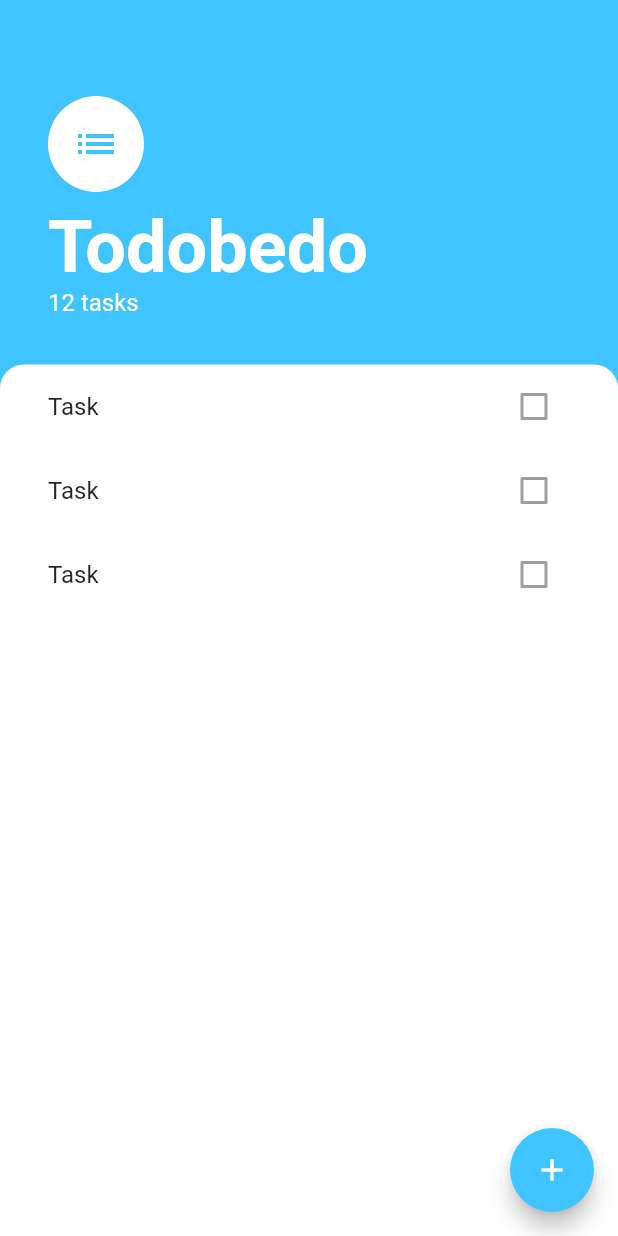
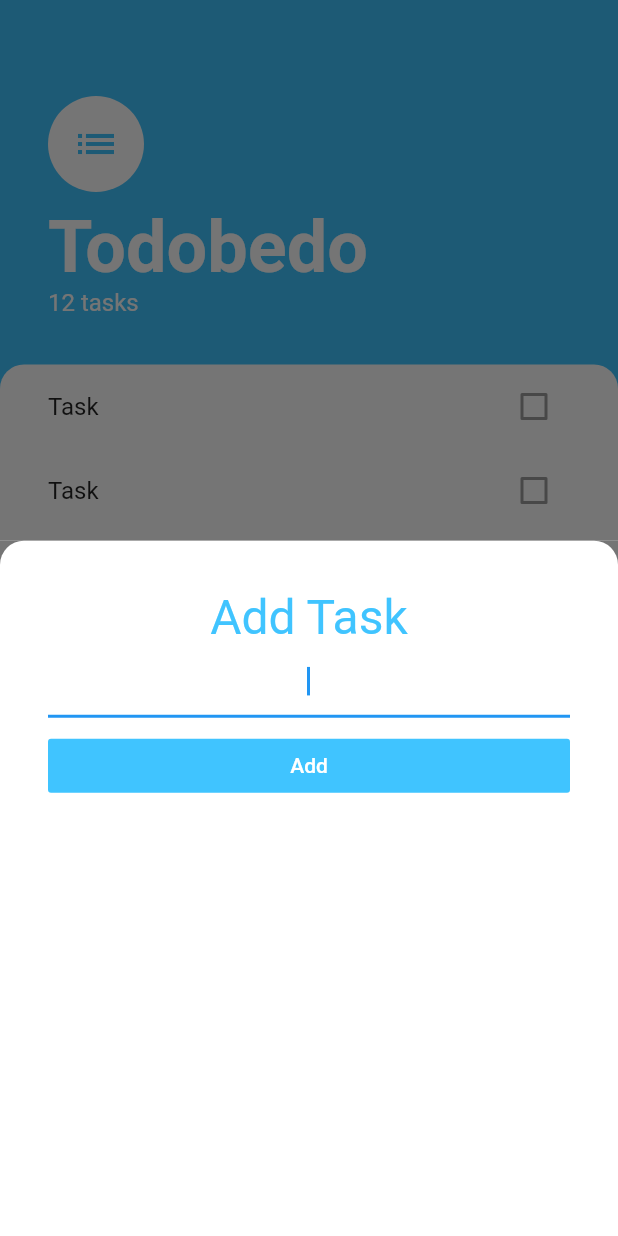
Before and after one commit to sebastianlundquist/todobedo, a Flutter app: the screen it shows after launch, after a tap on the "add" icon, on a phone screen of 412 x 824 dp. Run offline on Flutter 3.47's test engine with Material 2 defaults, Android fonts, the phone set to English and light mode, and no system bars.

Commit message:
Add add task bottom sheet

```diff
--- /dev/null
+++ b/lib/screens/add_task_screen.dart
@@ -0,0 +1,46 @@
+import 'package:flutter/material.dart';
+
+class AddTaskScreen extends StatelessWidget {
+  @override
+  Widget build(BuildContext context) {
+    return Container(
+      color: Color(0xFF757575),
+      child: Container(
+        padding: EdgeInsets.all(32.0),
+        decoration: BoxDecoration(
+          color: Colors.white,
+          borderRadius: BorderRadius.only(
+            topLeft: Radius.circular(16.0),
+            topRight: Radius.circular(16.0),
+          ),
+        ),
+        child: Column(
+          crossAxisAlignment: CrossAxisAlignment.stretch,
+          children: <Widget>[
+            Text(
+              'Add Task',
+              textAlign: TextAlign.center,
+              style: TextStyle(
+                fontSize: 32.0,
+                color: Colors.lightBlueAccent,
+              ),
+            ),
+            TextField(
+              autofocus: true,
+              textAlign: TextAlign.center,
+            ),
+            SizedBox(
+              height: 8.0,
+            ),
+            FlatButton(
+              child: Text('Add'),
+              color: Colors.lightBlueAccent,
+              textColor: Colors.white,
+              onPressed: () {},
+            ),
+          ],
+        ),
+      ),
+    );
+  }
+}
--- a/lib/screens/tasks_screen.dart
+++ b/lib/screens/tasks_screen.dart
@@ -1,5 +1,6 @@
 import 'package:flutter/material.dart';
 import 'package:todobedo/widgets/tasks_list.dart';
+import 'package:todobedo/screens/add_task_screen.dart';
 
 class TasksScreen extends StatelessWidget {
   @override
@@ -7,7 +8,10 @@ class TasksScreen extends StatelessWidget {
     return Scaffold(
       backgroundColor: Colors.lightBlueAccent,
       floatingActionButton: FloatingActionButton(
-        onPressed: () {},
+        onPressed: () {
+          showModalBottomSheet(
+              context: context, builder: (context) => AddTaskScreen());
+        },
         backgroundColor: Colors.lightBlueAccent,
         child: Icon(Icons.add),
       ),
```
